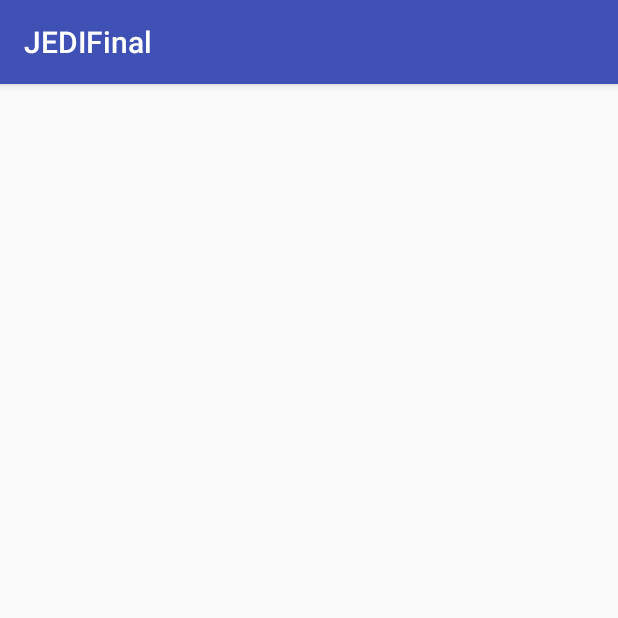
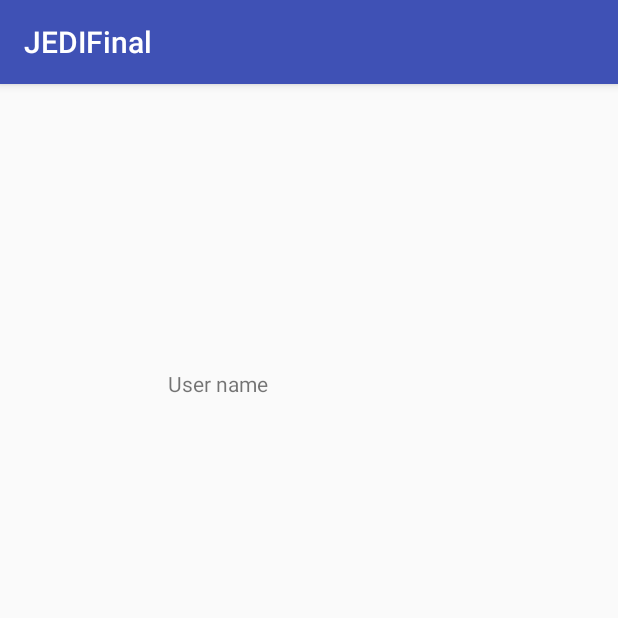
Before and after one commit to vMASg/JEDIFinal, an Android app: the ProfileActivity screen opened directly, with no data from a screen before it, on a phone screen of 412 x 824 dp, the top half of it. Run offline under Robolectric (Android 15) with nearby library versions, the phone set to English and light mode, and no system bars.

Commit message:
Defined Profile Contract

```diff
--- a/app/src/main/java/com/example/victor/jedifinal/profile/ProfileActivity.java
+++ b/app/src/main/java/com/example/victor/jedifinal/profile/ProfileActivity.java
@@ -8,6 +8,21 @@ import com.example.victor.jedifinal.R;
 public class ProfileActivity extends AppCompatActivity implements ProfileContract.View {
 
     @Override
+    public void showUserName(String username) {
+//        TODO: implement method
+    }
+
+    @Override
+    public void showUserProfileImage(String imagePath) {
+//        TODO: implement method
+    }
+
+    @Override
+    public void showDefaultProfileImage() {
+//        TODO: implement method
+    }
+
+    @Override
     protected void onCreate(Bundle savedInstanceState) {
         super.onCreate(savedInstanceState);
         setContentView(R.layout.activity_profile);
--- a/app/src/main/java/com/example/victor/jedifinal/profile/ProfileContract.java
+++ b/app/src/main/java/com/example/victor/jedifinal/profile/ProfileContract.java
@@ -6,10 +6,14 @@ package com.example.victor.jedifinal.profile;
 public interface ProfileContract {
 
     interface View {
+        void showUserName(String username);
 
+        void showUserProfileImage(String imagePath);
+
+        void showDefaultProfileImage();
     }
 
     interface Presenter {
-
+        void setCurrentUser(String id);
     }
 }
--- a/app/src/main/res/layout/activity_profile.xml
+++ b/app/src/main/res/layout/activity_profile.xml
@@ -1,6 +1,7 @@
 <?xml version="1.0" encoding="utf-8"?>
-<RelativeLayout xmlns:android="http://schemas.android.com/apk/res/android"
+<LinearLayout xmlns:android="http://schemas.android.com/apk/res/android"
     xmlns:tools="http://schemas.android.com/tools"
+    android:orientation="vertical"
     android:layout_width="match_parent"
     android:layout_height="match_parent"
     android:paddingBottom="@dimen/activity_vertical_margin"
@@ -9,4 +10,51 @@
     android:paddingTop="@dimen/activity_vertical_margin"
     tools:context="com.example.victor.jedifinal.profile.ProfileActivity">
 
-</RelativeLayout>
+    <ImageView
+        android:layout_width="wrap_content"
+        android:layout_height="wrap_content"
+        android:id="@+id/imageView"
+        android:layout_gravity="center_horizontal"
+        android:layout_weight="1" />
+
+    <RelativeLayout
+        android:orientation="horizontal"
+        android:layout_width="match_parent"
+        android:layout_height="match_parent"
+        android:layout_weight="1">
+
+        <TextView
+            android:layout_width="wrap_content"
+            android:layout_height="wrap_content"
+            android:text="@string/profile_user_name"
+            android:id="@+id/textView2"
+            android:layout_marginLeft="96dp"
+            android:layout_marginStart="96dp"
+            android:layout_alignTop="@+id/profile_tw_username"
+            android:layout_alignParentLeft="true"
+            android:layout_alignParentStart="true" />
+
+        <TextView
+            android:layout_width="wrap_content"
+            android:layout_height="wrap_content"
+            android:text=""
+            android:id="@+id/profile_tw_username"
+            android:layout_centerVertical="true"
+            android:layout_toRightOf="@+id/textView2"
+            android:layout_toEndOf="@+id/textView2"
+            android:layout_marginLeft="27dp"
+            android:layout_marginStart="27dp" />
+    </RelativeLayout>
+
+    <LinearLayout
+        android:orientation="horizontal"
+        android:layout_width="match_parent"
+        android:layout_height="match_parent"
+        android:layout_weight="1" />
+
+    <LinearLayout
+        android:orientation="horizontal"
+        android:layout_width="match_parent"
+        android:layout_height="match_parent"
+        android:layout_weight="1" />
+</LinearLayout>
--- a/app/src/main/res/values/strings.xml
+++ b/app/src/main/res/values/strings.xml
@@ -4,4 +4,5 @@
     <string name="login_login">Log in</string>
     <string name="login_email">Email</string>
     <string name="login_password">Password</string>
+    <string name="profile_user_name">User name</string>
 </resources>
```
